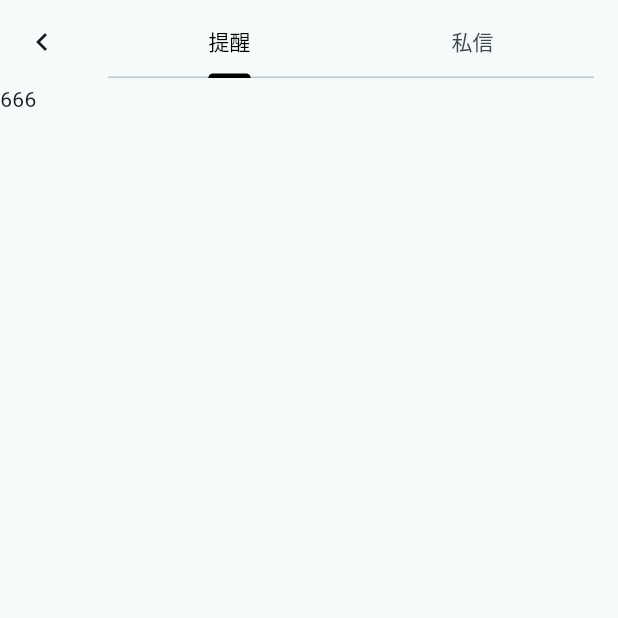
After one commit to chunchenshu/myNotes, a Flutter app: the screen it shows after launch, after a tap on the "email" icon, on a phone screen of 412 x 824 dp, the top half of it. The commit adds this screen. Run offline on Flutter 3.47's test engine with Material 3 defaults, Android fonts, the phone set to English and light mode, and no system bars; our stand-ins replace go_router.

Commit message:
个人中心

```diff
--- a/lib/common/widgets/custom_bar.dart
+++ b/lib/common/widgets/custom_bar.dart
@@ -1,9 +1,11 @@
 import 'package:flutter/material.dart';
+import 'package:go_router/go_router.dart';
 
 class CustomBar extends StatefulWidget {
   final Color color;
   final bool showText;
   final String? hintText;
+  final Widget? middleWidget;
   final Function? onTap;
   const CustomBar({
     super.key,
@@ -11,6 +13,7 @@ class CustomBar extends StatefulWidget {
     this.showText = true,
     this.hintText,
     this.onTap,
+    this.middleWidget,
   });
 
   @override
@@ -31,17 +34,25 @@ class _CustomBarState extends State<CustomBar> {
             },
             icon: Icon(Icons.menu, color: widget.color),
           ),
-          widget.showText
+          Expanded(
+            child:
+                widget.middleWidget ??
+                (widget.showText
                     ? SizedBox(
                         width: 200,
                         height: 37,
                         child: TextField(
-                    onTap: widget.onTap != null ? () => widget.onTap!() : null,
+                          onTap: widget.onTap != null
+                              ? () => widget.onTap!()
+                              : null,
                           style: TextStyle(fontSize: 17),
                           decoration: InputDecoration(
                             filled: true,
                             hintText: widget.hintText,
-                      hintStyle: TextStyle(fontSize: 17, color: Colors.grey),
+                            hintStyle: TextStyle(
+                              fontSize: 17,
+                              color: Colors.grey,
+                            ),
                             prefixIcon: Icon(Icons.search, color: Colors.grey),
                             fillColor: Colors.grey[100],
                             contentPadding: EdgeInsets.symmetric(
@@ -55,20 +66,21 @@ class _CustomBarState extends State<CustomBar> {
                           ),
                         ),
                       )
-              : SizedBox.shrink(),
+                    : SizedBox.shrink()),
+          ),
           Row(
             children: [
               IconButton(
                 onPressed: () {
-                  print("email");
+                  context.go("/headerset");
                 },
-                icon: Icon(Icons.email_outlined, color: widget.color),
+                icon: Icon(Icons.headset_rounded, color: widget.color),
               ),
               IconButton(
                 onPressed: () {
-                  print("headerSet");
+                  context.go("/info");
                 },
-                icon: Icon(Icons.headset_rounded, color: widget.color),
+                icon: Icon(Icons.email_outlined, color: widget.color),
               ),
             ],
           ),
--- a/lib/main.dart
+++ b/lib/main.dart
@@ -1,4 +1,5 @@
 import 'package:flutter/material.dart';
+import 'package:wechat_test/router/go_router.dart';
 import 'package:wechat_test/pages/layout/layout_page.dart';
 
 void main() {
@@ -11,9 +12,9 @@ class MyApp extends StatelessWidget {
   // This widget is the root of your application.
   @override
   Widget build(BuildContext context) {
-    return MaterialApp(
+    return MaterialApp.router(
+      routerConfig: router,
       theme: ThemeData(colorScheme: .fromSeed(seedColor: Colors.white)),
-      home: LayoutPage(),
     );
   }
 }
--- /dev/null
+++ b/lib/pages/profile/info_page.dart
@@ -0,0 +1,50 @@
+import 'package:flutter/material.dart';
+import 'package:go_router/go_router.dart';
+
+class InfoPage extends StatefulWidget {
+  const InfoPage({super.key});
+
+  @override
+  State<InfoPage> createState() => _InfoPageState();
+}
+
+class _InfoPageState extends State<InfoPage>
+    with SingleTickerProviderStateMixin {
+  final tabs = ['提醒', '私信'];
+  late TabController _tabController;
+  @override
+  void initState() {
+    super.initState();
+    _tabController = TabController(vsync: this, length: tabs.length);
+  }
+
+  @override
+  void dispose() {
+    _tabController.dispose();
+    super.dispose();
+  }
+
+  @override
+  Widget build(BuildContext context) {
+    return Scaffold(
+      appBar: AppBar(
+        leading: IconButton(
+          onPressed: () {
+            context.pop();
+          },
+          icon: Icon(Icons.chevron_left_sharp),
+        ),
+        title: TabBar(
+          tabs: tabs.map((e) => Tab(text: e)).toList(),
+          controller: _tabController,
+          indicatorColor: Colors.black,
+          labelColor: Colors.black,
+        ),
+      ),
+      body: TabBarView(
+        controller: _tabController,
+        children: [Text("666"), Text("999")].toList(),
+      ),
+    );
+  }
+}
--- a/lib/pages/profile/profile_page.dart
+++ b/lib/pages/profile/profile_page.dart
@@ -13,6 +13,8 @@ class ProfilePage extends StatelessWidget {
             expandedHeight: 300,
             pinned: true,
             backgroundColor: Colors.white,
+            title: CustomBar(showText: false, color: Colors.white),
+            titleSpacing: 0,
             flexibleSpace: FlexibleSpaceBar(
               background: Stack(
                 children: [
@@ -37,7 +39,6 @@ class ProfilePage extends StatelessWidget {
                       ),
                     ),
                   ),
-                  _buildTopBar(),
                   _buildProfileInfo(),
                 ],
               ),
@@ -53,13 +54,6 @@ class ProfilePage extends StatelessWidget {
       ),
     );
   }
-}
-
-Widget _buildTopBar() {
-  return Align(
-    alignment: Alignment.topCenter,
-    child: SafeArea(child: CustomBar(showText: false, color: Colors.white)),
-  );
 }
 
 Widget _buildProfileInfo() {
--- /dev/null
+++ b/lib/router/go_router.dart
@@ -0,0 +1,84 @@
+import 'package:flutter/material.dart';
+import 'package:go_router/go_router.dart';
+import 'package:wechat_test/pages/layout/layout_page.dart';
+import 'package:wechat_test/pages/profile/headerSet_page.dart';
+import 'package:wechat_test/pages/profile/info_page.dart';
+
+final GoRouter router = GoRouter(
+  routes: <RouteBase>[
+    GoRoute(
+      path: '/',
+      builder: (BuildContext context, GoRouterState state) {
+        return const LayoutPage();
+      },
+      routes: <RouteBase>[
+        GoRoute(
+          path: 'info',
+          builder: (BuildContext context, GoRouterState state) {
+            return const InfoPage();
+          },
+        ),
+        GoRoute(
+          path: 'headerset',
+          builder: (BuildContext context, GoRouterState state) {
+            return const HeadersetPage();
+          },
+        ),
+        GoRoute(
+          path: 'drafts',
+          builder: (BuildContext context, GoRouterState state) {
+            return const InfoPage();
+          },
+        ),
+        GoRoute(
+          path: 'colletion',
+          builder: (BuildContext context, GoRouterState state) {
+            return const InfoPage();
+          },
+        ),
+        GoRoute(
+          path: 'follow',
+          builder: (BuildContext context, GoRouterState state) {
+            return const InfoPage();
+          },
+        ),
+        GoRoute(
+          path: 'history',
+          builder: (BuildContext context, GoRouterState state) {
+            return const InfoPage();
+          },
+        ),
+        GoRoute(
+          path: 'check-in',
+          builder: (BuildContext context, GoRouterState state) {
+            return const InfoPage();
+          },
+        ),
+        GoRoute(
+          path: 'minor',
+          builder: (BuildContext context, GoRouterState state) {
+            return const InfoPage();
+          },
+        ),
+        GoRoute(
+          path: 'setting',
+          builder: (BuildContext context, GoRouterState state) {
+            return const InfoPage();
+          },
+        ),
+        GoRoute(
+          path: 'help',
+          builder: (BuildContext context, GoRouterState state) {
+            return const InfoPage();
+          },
+        ),
+        GoRoute(
+          path: 'community',
+          builder: (BuildContext context, GoRouterState state) {
+            return const InfoPage();
+          },
+        ),
+      ],
+    ),
+  ],
+);
--- a/pubspec.yaml
+++ b/pubspec.yaml
@@ -34,7 +34,7 @@ dependencies:
   # The following adds the Cupertino Icons font to your application.
   # Use with the CupertinoIcons class for iOS style icons.
   cupertino_icons: ^1.0.8
-  go_router: ^17.0.1
+  go_router: ^17.1.0
   intl: ^0.20.2
 
 dev_dependencies:
```
Also changed, not shown: lib/pages/profile/headerSet_page.dart (added, +26 -0 lines), lib/router/app_router.dart (deleted), pubspec.lock. Lines whose indentation alone changed are shown as unchanged.
